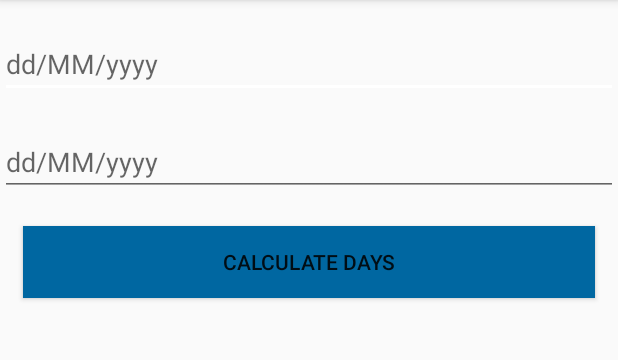
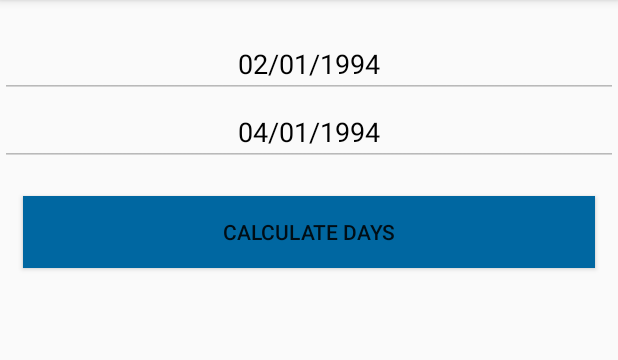
Before and after one commit to nikunj2512881/nike, an Android app: the DateModelActivity screen opened directly, with no data from a screen before it, on a phone screen of 412 x 824 dp, the part 84-444 px from its top. Run offline under Robolectric (Android 15) with nearby library versions, the phone set to English and light mode, and no system bars.

Commit message:
bugs resolved

```diff
--- a/MyApplication/app/src/main/res/layout/activity_date_model.xml
+++ b/MyApplication/app/src/main/res/layout/activity_date_model.xml
@@ -15,16 +15,22 @@
         android:layout_marginTop="20dp"
         android:ems="10"
         android:hint="dd/MM/yyyy"
-        android:inputType="textPersonName" />
+        android:text="02/01/1994"
+        android:textColor="@color/black"
+        android:textAlignment="center"
+        android:enabled="false"/>
 
     <EditText
         android:id="@+id/endDate"
         android:layout_width="match_parent"
         android:layout_height="wrap_content"
         android:ems="10"
-        android:inputType="textPersonName"
+        android:inputType="none"
         android:hint="dd/MM/yyyy"
-        android:layout_marginTop="20dp"/>
+        android:text="04/01/1994"
+        android:textColor="@color/black"
+        android:textAlignment="center"
+        android:enabled="false"/>
 
     <Button
         android:id="@+id/button"
--- a/MyApplication/app/src/main/res/layout/activity_main.xml
+++ b/MyApplication/app/src/main/res/layout/activity_main.xml
@@ -25,7 +25,6 @@
             android:layout_marginLeft="25sp"
             android:layout_marginRight="25sp"
             android:layout_marginTop="12sp"
-            android:text="test"
             android:hint="@string/username"
             android:textColor="@color/white"
             android:textColorHint="@color/white"
@@ -44,7 +43,6 @@
             android:layout_marginRight="25sp"
             android:layout_marginTop="20sp"
             android:hint="@string/password"
-            android:text="test"
             android:textColor="@color/white"
             android:textColorHint="@color/white"
             android:gravity="left"
```
Also changed, not shown: MyApplication/app/src/main/java/com/example/atos/myapplication/controller/ExpandableListActivity.java (+4 -4 lines), MyApplication/app/src/main/java/com/example/atos/myapplication/controller/media/MediaRecorderActivity.java (+7 -3 lines).
